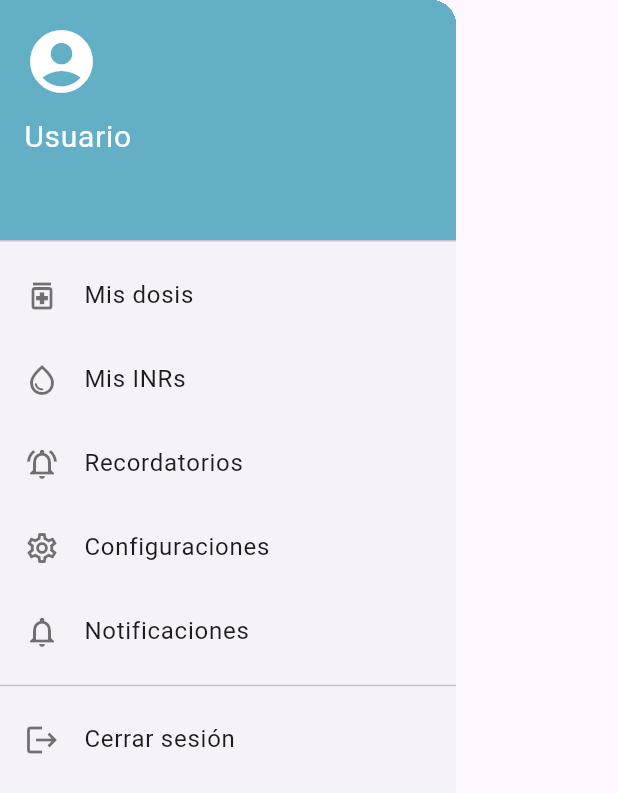
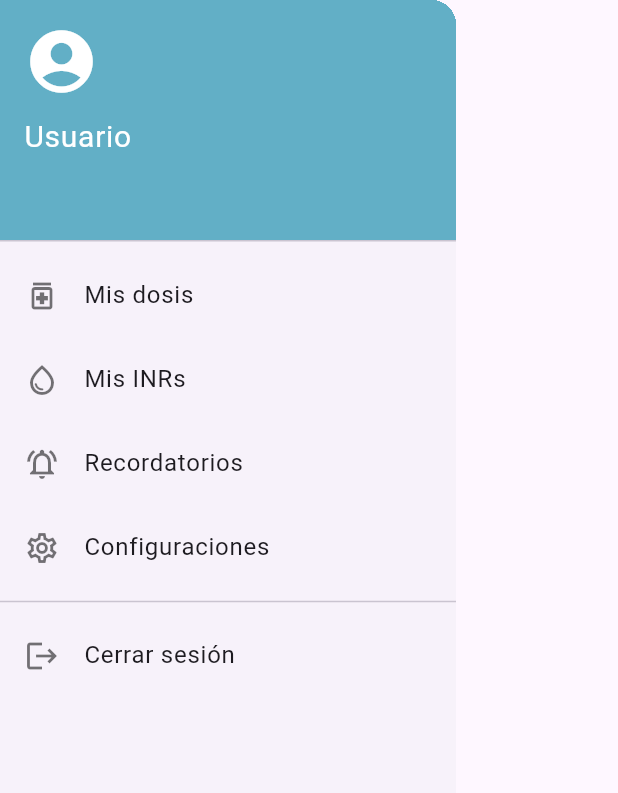
Before and after one commit to FabRangel/INRight, a Flutter app: the Sidebar widget shown alone on an empty page, opened directly, on a phone screen of 412 x 824 dp. Shown: the top 793 px of the screen. Run offline on Flutter 3.47's test engine with Material 3 defaults, Android fonts, the phone set to English and light mode, and no system bars; our stand-ins replace animated_notch_bottom_bar, firebase_core, fl_chart, shared_preferences; accounts and stored records are empty.

Commit message:
add: redirections in sidebar

```diff
--- a/lib/features/home/presentation/widgets/sidebar.dart
+++ b/lib/features/home/presentation/widgets/sidebar.dart
@@ -1,4 +1,6 @@
 import 'package:flutter/material.dart';
+import 'package:inright/features/auth/presentation/login_screen.dart';
+import 'package:inright/features/home/presentation/widgets/navbar.dart'; // 👈 Importa Navbar
 
 class Sidebar extends StatelessWidget {
   const Sidebar({Key? key}) : super(key: key);
@@ -23,12 +25,41 @@ class Sidebar extends StatelessWidget {
               ],
             ),
           ),
-          _buildSidebarItem(context, Icons.medication_outlined, 'Mis dosis'),
-          _buildSidebarItem(context, Icons.water_drop_outlined, 'Mis INRs'),
+          _buildSidebarItem(
+            context,
+            Icons.medication_outlined,
+            'Mis dosis',
+            onPressed:
+                () => Navigator.push(
+                  context,
+                  MaterialPageRoute(
+                    builder: (context) => const Navbar(initialPage: 3),
+                  ),
+                ),
+          ),
+          _buildSidebarItem(
+            context,
+            Icons.water_drop_outlined,
+            'Mis INRs',
+            onPressed:
+                () => Navigator.push(
+                  context,
+                  MaterialPageRoute(
+                    builder: (context) => const Navbar(initialPage: 1),
+                  ),
+                ),
+          ),
           _buildSidebarItem(
             context,
             Icons.notifications_active_outlined,
             'Recordatorios',
+            onPressed:
+                () => Navigator.push(
+                  context,
+                  MaterialPageRoute(
+                    builder: (context) => const Navbar(initialPage: 4),
+                  ),
+                ),
           ),
           _buildSidebarItem(
             context,
@@ -36,19 +67,24 @@ class Sidebar extends StatelessWidget {
             'Configuraciones',
             onPressed: () => Navigator.pushNamed(context, '/configurations'),
           ),
+          const Divider(),
           _buildSidebarItem(
             context,
-            Icons.notifications_outlined,
-            'Notificaciones',
+            Icons.logout,
+            'Cerrar sesión',
+            onPressed: () {
+              Navigator.of(context).pushAndRemoveUntil(
+                MaterialPageRoute(builder: (context) => const LoginScreen()),
+                (Route<dynamic> route) =>
+                    false, // Elimina todas las rutas anteriores
+              );
+            },
           ),
-          Divider(),
-          _buildSidebarItem(context, Icons.logout, 'Cerrar sesión'),
         ],
       ),
     );
   }
 
-  // Función para construir los ítems del Sidebar
   static Widget _buildSidebarItem(
     BuildContext context,
     IconData icon,
@@ -59,8 +95,7 @@ class Sidebar extends StatelessWidget {
       leading: Icon(icon, color: Colors.black54),
       title: Text(title),
       onTap: () {
-        Navigator.pop(context); // Cierra el Sidebar
-        Navigator.pop(context); // Cierra el Sidebar
+        Navigator.pop(context); // Cierra el Drawer
         if (onPressed != null) {
           onPressed();
         }
```
